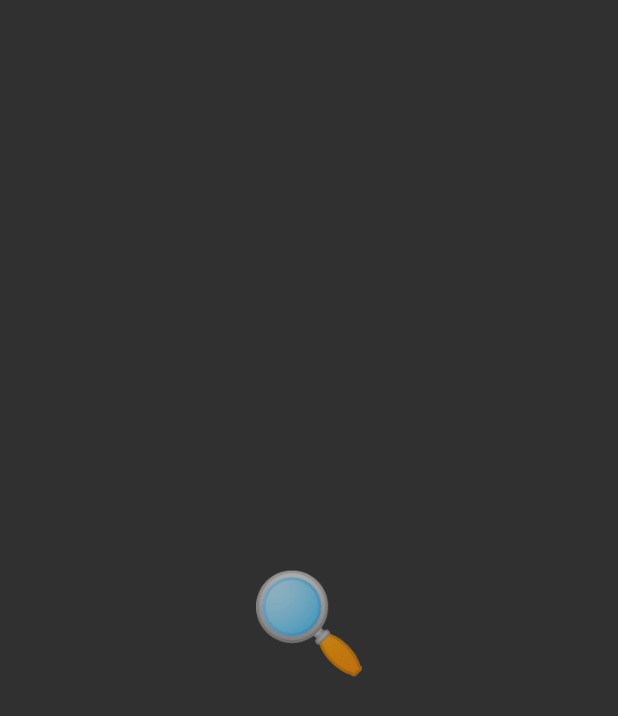
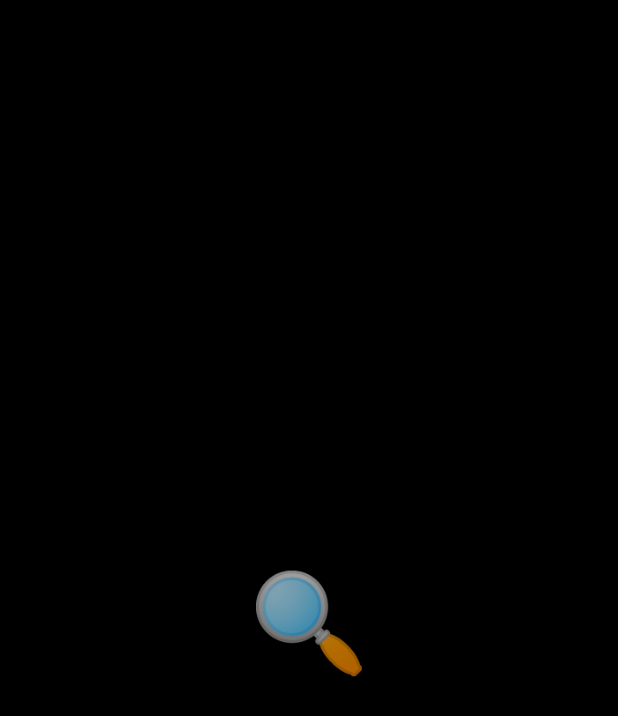
Before and after one commit to yuukis/mtfuji-locator, an Android app: the screen it shows after launch (MainActivity), on a phone screen of 412 x 824 dp. Shown: the top 716 px of the screen. Run offline under Robolectric (Android 15) with nearby library versions, the phone set to English and light mode, and no system bars; libraries missing offline, so code that uses them is left out: permissions.dispatcher; 1 statement that could not run was skipped.

Commit message:
Change: background color to black

```diff
--- a/app/src/main/res/values/styles.xml
+++ b/app/src/main/res/values/styles.xml
@@ -6,6 +6,9 @@
         <item name="colorPrimary">@color/colorPrimary</item>
         <item name="colorPrimaryDark">@color/colorPrimaryDark</item>
         <item name="colorAccent">@color/colorAccent</item>
+        <item name="android:background">@android:color/black</item>
+        <item name="android:windowBackground">@android:color/black</item>
+        <item name="android:colorBackground">@android:color/black</item>
         <item name="android:statusBarColor">@android:color/transparent</item>
     </style>
 
```
